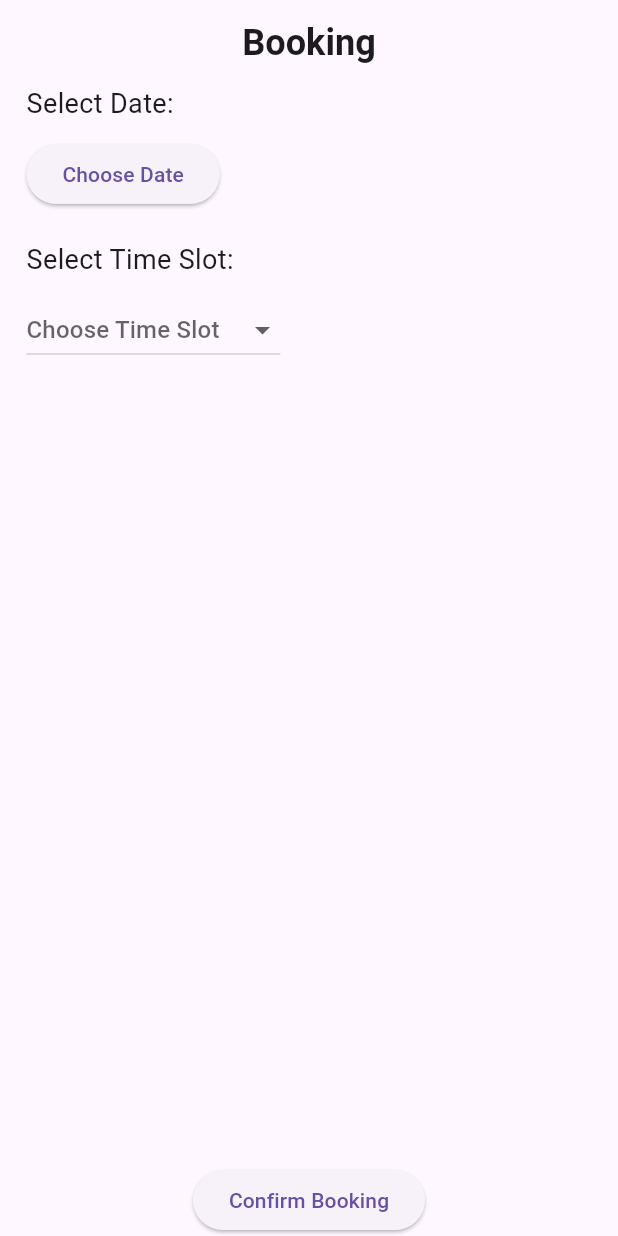
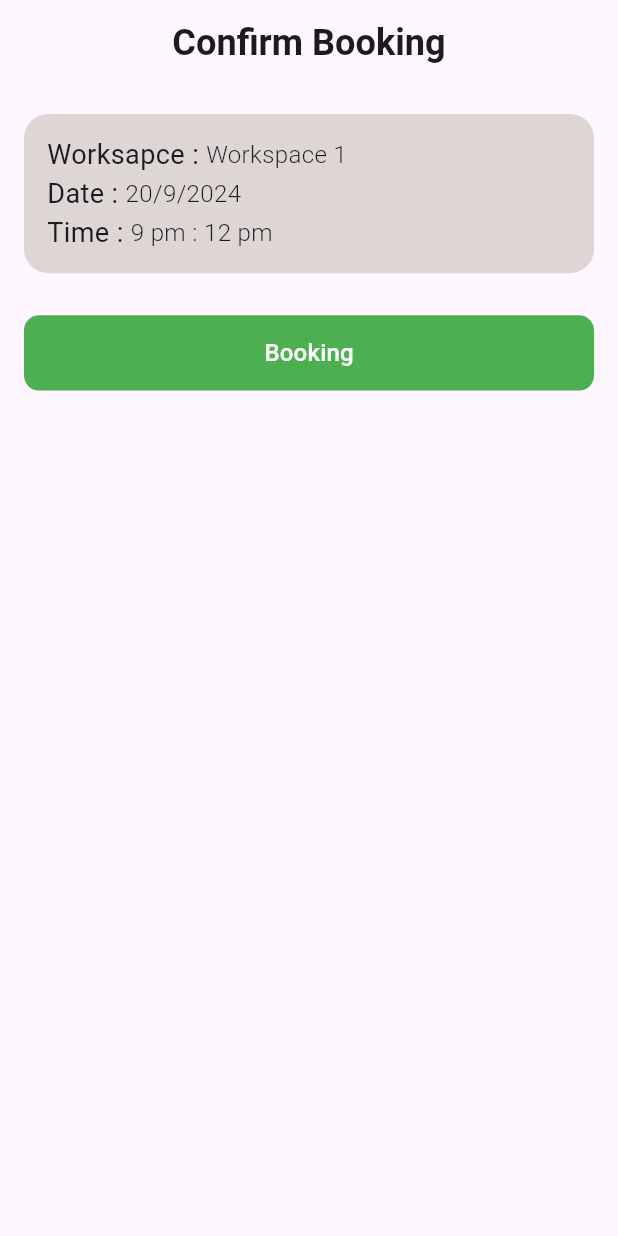
Before and after one commit to abdelrahman3003/booking, a Flutter app: the screen it shows after launch, on a phone screen of 412 x 824 dp. Run offline on Flutter 3.47's test engine with Material 3 defaults, Android fonts, the phone set to English and light mode, and no system bars; our stand-ins replace flutter_screenutil.

Commit message:
confirmbooking is done

```diff
--- a/lib/booking.dart
+++ b/lib/booking.dart
@@ -2,6 +2,8 @@ import 'package:booking/view/booking_view.dart';
 import 'package:booking/view/workspaces_view.dart';
 import 'package:flutter/material.dart';
 import 'package:flutter_screenutil/flutter_screenutil.dart';
+
+import 'view/confirm_booking_view.dart';
 
 class Booking extends StatelessWidget {
   const Booking({super.key});
@@ -14,7 +16,7 @@ class Booking extends StatelessWidget {
         splitScreenMode: true,
         builder: (_, child) {
           return const MaterialApp(
-              debugShowCheckedModeBanner: false, home: BookingView());
+              debugShowCheckedModeBanner: false, home: ConfirmBookingView());
         });
   }
 }
--- /dev/null
+++ b/lib/view/confirm_booking_view.dart
@@ -0,0 +1,45 @@
+import 'package:booking/view/widget/app_button.dart';
+import 'package:flutter/material.dart';
+import 'package:flutter_screenutil/flutter_screenutil.dart';
+
+import 'widget/workspace_item_row.dart';
+
+class ConfirmBookingView extends StatelessWidget {
+  const ConfirmBookingView({super.key});
+
+  @override
+  Widget build(BuildContext context) {
+    return Scaffold(
+      appBar: AppBar(
+          title: Text(
+            "Confirm Booking",
+            style: TextStyle(fontSize: 24.sp, fontWeight: FontWeight.w600),
+          ),
+          centerTitle: true),
+      body: Padding(
+        padding: const EdgeInsets.all(16.0),
+        child: Column(
+          crossAxisAlignment: CrossAxisAlignment.start,
+          children: [
+            Container(
+              padding: EdgeInsets.symmetric(horizontal: 14.w, vertical: 14.h),
+              margin: const EdgeInsets.symmetric(vertical: 4),
+              decoration: BoxDecoration(
+                  borderRadius: BorderRadius.circular(16),
+                  color: const Color.fromARGB(255, 222, 213, 213)),
+              child: const Column(
+                children: [
+                  WorkspaceItemRow(title: "Worksapce", value: "Workspace 1"),
+                  WorkspaceItemRow(title: "Date", value: "20/9/2024"),
+                  WorkspaceItemRow(title: "Time", value: "9 pm : 12 pm"),
+                ],
+              ),
+            ),
+            SizedBox(height: 24.h),
+            const Center(child: AppButton(title: "Booking")),
+          ],
+        ),
+      ),
+    );
+  }
+}
--- /dev/null
+++ b/lib/view/widget/app_button.dart
@@ -0,0 +1,22 @@
+import 'package:flutter/material.dart';
+import 'package:flutter_screenutil/flutter_screenutil.dart';
+
+class AppButton extends StatelessWidget {
+  const AppButton({super.key, required this.title});
+  final String title;
+  @override
+  Widget build(BuildContext context) {
+    return TextButton(
+        onPressed: () {},
+        style: ButtonStyle(
+            backgroundColor: WidgetStateProperty.all(Colors.green),
+            tapTargetSize: MaterialTapTargetSize.shrinkWrap,
+            minimumSize: WidgetStateProperty.all(Size(double.infinity, 50.h)),
+            shape: WidgetStateProperty.all(RoundedRectangleBorder(
+                borderRadius: BorderRadius.circular(10)))),
+        child: Text(
+          title,
+          style: TextStyle(color: Colors.white, fontSize: 16.sp),
+        ));
+  }
+}
```
Also changed, not shown: lib/view/booking_view.dart (+3 -109 lines).
